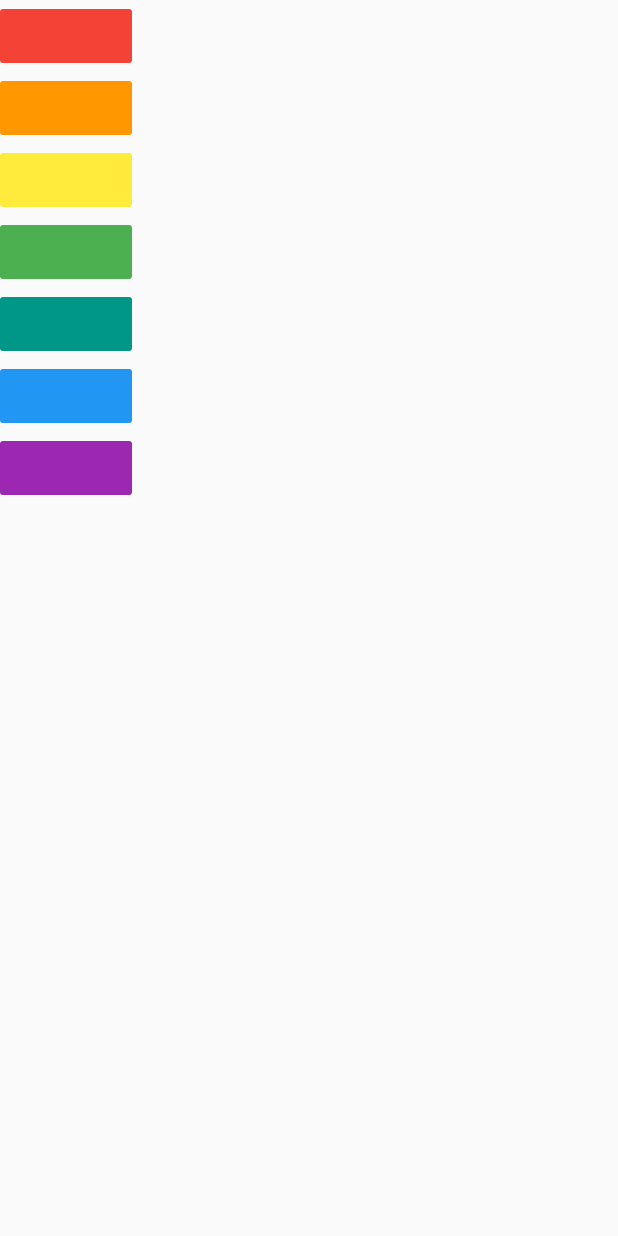
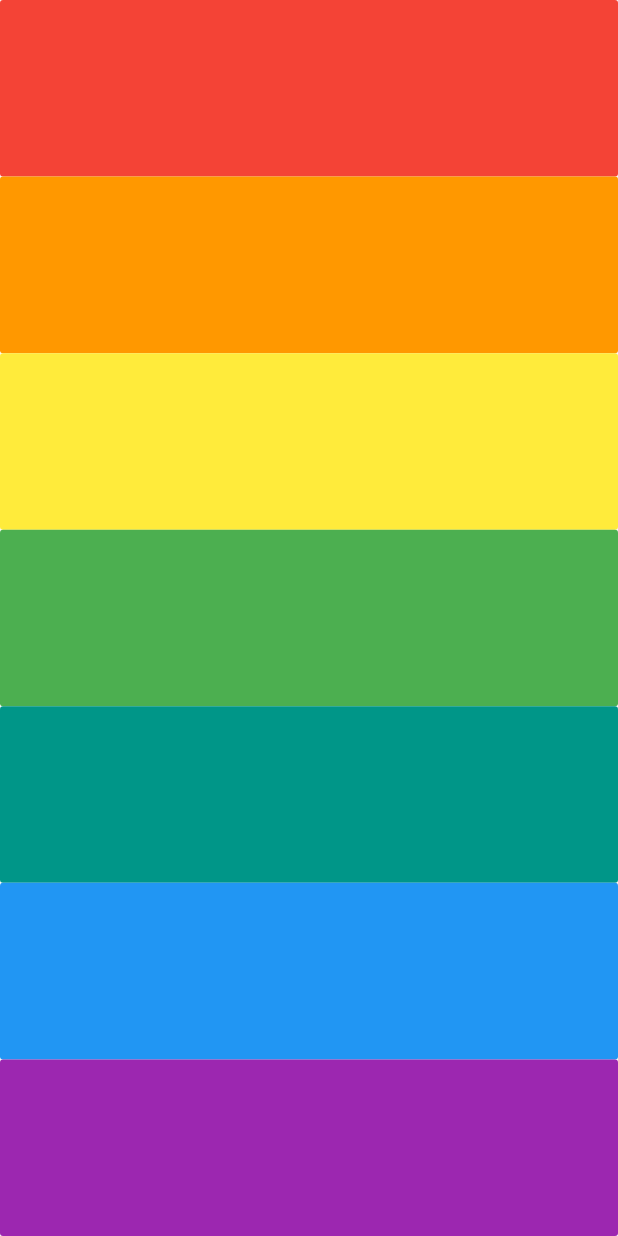
Before and after one commit to t10kiyotaka/xylophone, a Flutter app: the screen it shows after launch, on a phone screen of 412 x 824 dp. Run offline on Flutter 3.47's test engine with Material 2 defaults, Android fonts, the light colour scheme and no system bars; our stand-ins replace audioplayers.

Commit message:
Modify UI

```diff
--- a/lib/main.dart
+++ b/lib/main.dart
@@ -29,11 +29,20 @@ class XylophoneApp extends StatelessWidget {
           child: Column(
             children: <Widget>[
               for (var i = init; i <= 7; i++)
-                FlatButton(
-                  onPressed: () {
-                    playSound(i);
-                  },
-                  color: colors[i - 1],
+                Expanded(
+                  child: Row(
+                    crossAxisAlignment: CrossAxisAlignment.stretch,
+                    children: <Widget>[
+                      Expanded(
+                        child: FlatButton(
+                          onPressed: () {
+                            playSound(i);
+                          },
+                          color: colors[i - 1],
+                        ),
+                      ),
+                    ],
+                  ),
                 ),
             ],
           ),
```
